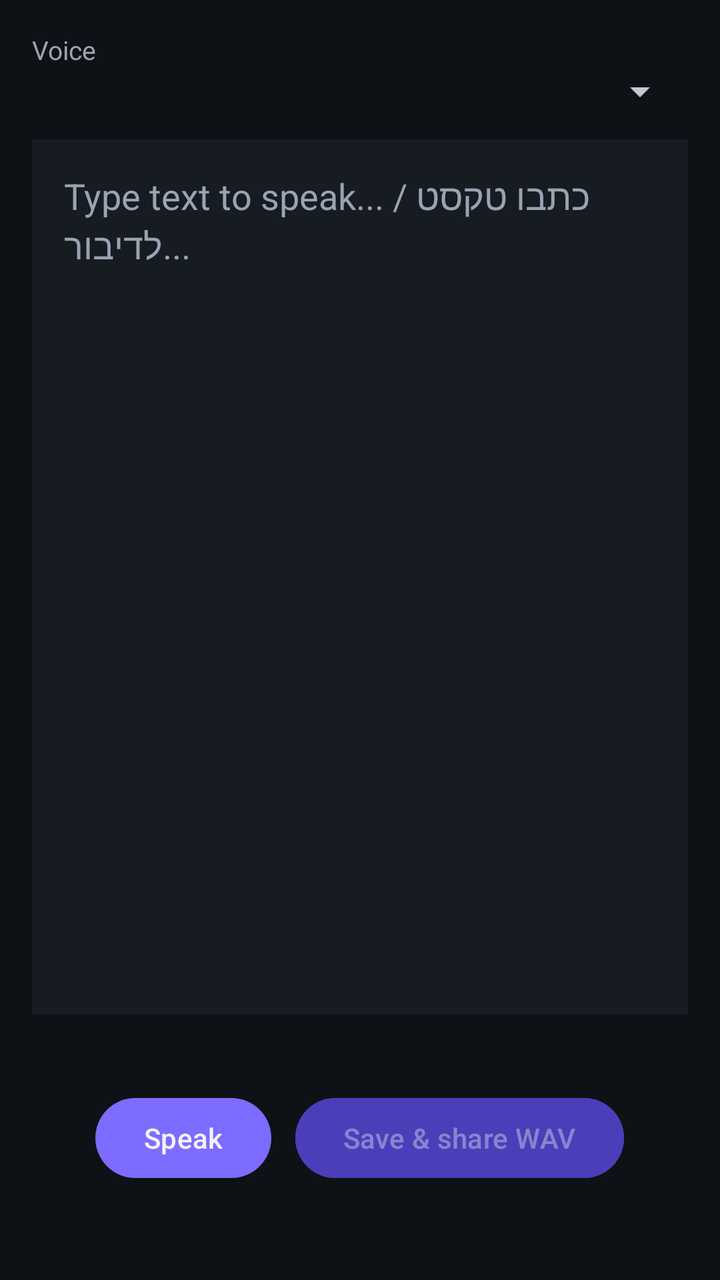
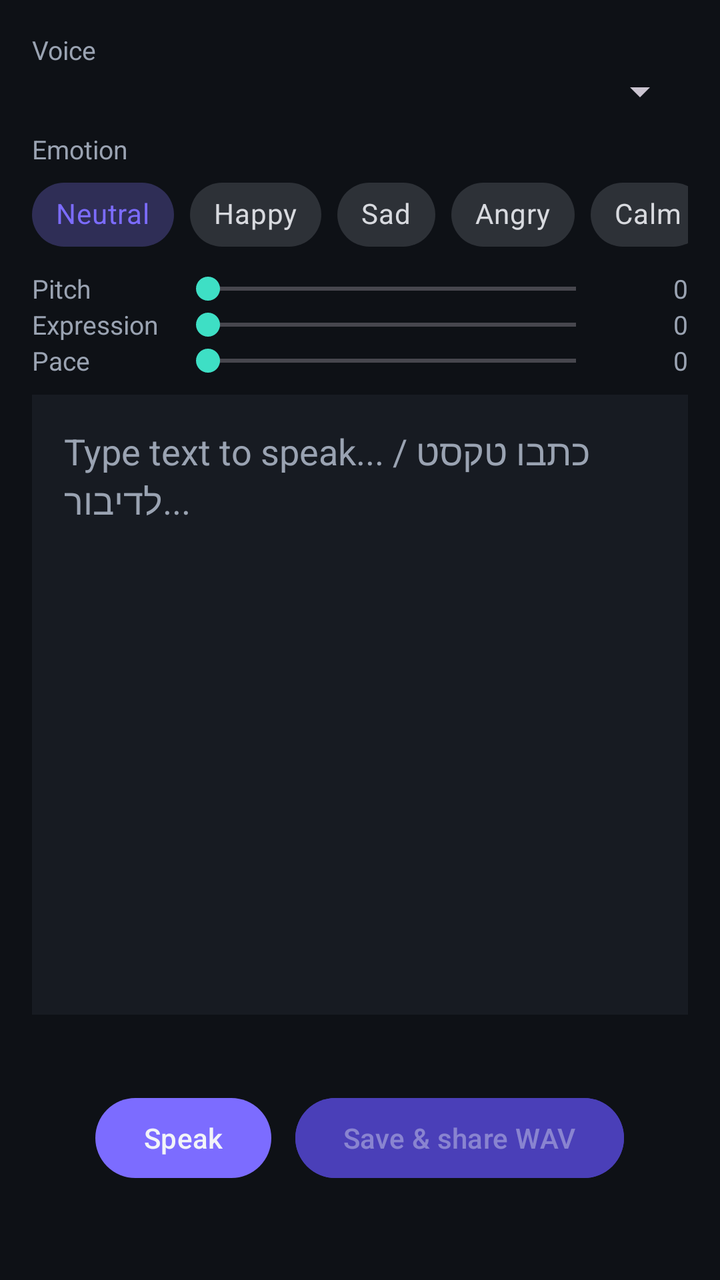

Two renders of the same Android screen: before a commit and after it. Below are the layout's source before the change and the commit's diff.
<!-- AndroidManifest.xml: application theme Theme.VoiceReps -->
<!-- res/layout/fragment_speak.xml -->
<?xml version="1.0" encoding="utf-8"?>
<LinearLayout xmlns:android="http://schemas.android.com/apk/res/android"
    xmlns:app="http://schemas.android.com/apk/res-auto"
    android:layout_width="match_parent" android:layout_height="match_parent"
    android:orientation="vertical" android:padding="16dp">

    <TextView android:layout_width="wrap_content" android:layout_height="wrap_content"
        android:text="Voice" android:textColor="@color/text_secondary" android:textSize="13sp" />
    <Spinner android:id="@+id/voice_spinner" android:layout_width="match_parent"
        android:layout_height="wrap_content" android:layout_marginBottom="12dp" />

    <com.google.android.material.textfield.TextInputEditText android:id="@+id/speak_input"
        android:layout_width="match_parent" android:layout_height="0dp" android:layout_weight="1"
        android:gravity="top" android:hint="Type text to speak... / כתבו טקסט לדיבור..."
        android:background="@color/surface" android:padding="16dp"
        android:textColor="@color/text_primary" android:textColorHint="@color/text_secondary" />

    <TextView android:id="@+id/lang_hint" android:layout_width="wrap_content"
        android:layout_height="wrap_content" android:textColor="@color/teal" android:textSize="13sp"
        android:layout_marginTop="8dp" />

    <LinearLayout android:layout_width="match_parent" android:layout_height="wrap_content"
        android:orientation="horizontal" android:gravity="center" android:layout_marginTop="12dp">
        <Button android:id="@+id/speak_button" android:layout_width="wrap_content"
            android:layout_height="wrap_content" android:text="Speak" android:layout_marginEnd="12dp" />
        <Button android:id="@+id/save_button" android:layout_width="wrap_content"
            android:layout_height="wrap_content" android:text="Save &amp; share WAV"
            android:backgroundTint="@color/accent_dim" android:enabled="false" />
    </LinearLayout>

    <TextView android:id="@+id/speak_status" android:layout_width="wrap_content"
        android:layout_height="wrap_content" android:layout_gravity="center" android:gravity="center"
        android:textColor="@color/text_secondary" android:layout_marginTop="12dp" android:textSize="14sp" />
</LinearLayout>
<!-- resources referenced by this layout -->
<resources>
  <color name="accent_dim">#FF4A3FB8</color>
  <color name="surface">#FF171B22</color>
  <color name="teal">#FF3EDFC5</color>
  <color name="text_primary">#FFF2F4F8</color>
  <color name="text_secondary">#FF9AA3B2</color>
  <style name="Theme.VoiceReps" parent="Theme.Material3.Dark.NoActionBar">
          <item name="colorPrimary">@color/accent</item>
          <item name="colorOnPrimary">@color/text_primary</item>
          <item name="colorSecondary">@color/teal</item>
          <item name="android:colorBackground">@color/bg</item>
          <item name="colorSurface">@color/surface</item>
          <item name="colorOnSurface">@color/text_primary</item>
          <item name="colorOnSurfaceVariant">@color/text_secondary</item>
          <item name="android:statusBarColor">@color/bg</item>
          <item name="android:navigationBarColor">@color/surface</item>
      </style>
  <color name="accent">#FF7C6CFF</color>
  <color name="bg">#FF0E1116</color>
</resources>

<!-- the commit's change to res/layout/fragment_speak.xml (unified diff, before → after) -->
@@ -7,7 +7,61 @@
     <TextView android:layout_width="wrap_content" android:layout_height="wrap_content"
         android:text="Voice" android:textColor="@color/text_secondary" android:textSize="13sp" />
     <Spinner android:id="@+id/voice_spinner" android:layout_width="match_parent"
-        android:layout_height="wrap_content" android:layout_marginBottom="12dp" />
+        android:layout_height="wrap_content" android:layout_marginBottom="8dp" />
+
+    <TextView android:layout_width="wrap_content" android:layout_height="wrap_content"
+        android:text="Emotion" android:textColor="@color/text_secondary" android:textSize="13sp" />
+    <HorizontalScrollView android:layout_width="match_parent" android:layout_height="wrap_content"
+        android:scrollbars="none" android:layout_marginBottom="4dp">
+        <com.google.android.material.chip.ChipGroup android:id="@+id/emotion_chips"
+            android:layout_width="wrap_content" android:layout_height="wrap_content"
+            app:singleLine="true" app:singleSelection="true" app:selectionRequired="true"
+            app:checkedChip="@+id/chip_neutral">
+            <com.google.android.material.chip.Chip android:id="@+id/chip_neutral"
+                style="@style/Widget.MaterialComponents.Chip.Choice" android:layout_width="wrap_content"
+                android:layout_height="wrap_content" android:text="Neutral" />
+            <com.google.android.material.chip.Chip style="@style/Widget.MaterialComponents.Chip.Choice"
+                android:layout_width="wrap_content" android:layout_height="wrap_content" android:text="Happy" />
+            <com.google.android.material.chip.Chip style="@style/Widget.MaterialComponents.Chip.Choice"
+                android:layout_width="wrap_content" android:layout_height="wrap_content" android:text="Sad" />
+            <com.google.android.material.chip.Chip style="@style/Widget.MaterialComponents.Chip.Choice"
+                android:layout_width="wrap_content" android:layout_height="wrap_content" android:text="Angry" />
+            <com.google.android.material.chip.Chip style="@style/Widget.MaterialComponents.Chip.Choice"
+                android:layout_width="wrap_content" android:layout_height="wrap_content" android:text="Calm" />
+            <com.google.android.material.chip.Chip style="@style/Widget.MaterialComponents.Chip.Choice"
+                android:layout_width="wrap_content" android:layout_height="wrap_content" android:text="Excited" />
+            <com.google.android.material.chip.Chip style="@style/Widget.MaterialComponents.Chip.Choice"
+                android:layout_width="wrap_content" android:layout_height="wrap_content" android:text="Whisper" />
+        </com.google.android.material.chip.ChipGroup>
+    </HorizontalScrollView>
+
+    <LinearLayout android:layout_width="match_parent" android:layout_height="wrap_content"
+        android:orientation="horizontal" android:gravity="center_vertical">
+        <TextView android:layout_width="72dp" android:layout_height="wrap_content"
+            android:text="Pitch" android:textColor="@color/text_secondary" android:textSize="13sp" />
+        <SeekBar android:id="@+id/pitch_bar" android:layout_width="0dp" android:layout_weight="1"
+            android:layout_height="wrap_content" />
+        <TextView android:id="@+id/pitch_val" android:layout_width="40dp" android:layout_height="wrap_content"
+            android:gravity="end" android:text="0" android:textColor="@color/text_secondary" android:textSize="13sp" />
+    </LinearLayout>
+    <LinearLayout android:layout_width="match_parent" android:layout_height="wrap_content"
+        android:orientation="horizontal" android:gravity="center_vertical">
+        <TextView android:layout_width="72dp" android:layout_height="wrap_content"
+            android:text="Expression" android:textColor="@color/text_secondary" android:textSize="13sp" />
+        <SeekBar android:id="@+id/expression_bar" android:layout_width="0dp" android:layout_weight="1"
+            android:layout_height="wrap_content" />
+        <TextView android:id="@+id/expression_val" android:layout_width="40dp" android:layout_height="wrap_content"
+            android:gravity="end" android:text="0" android:textColor="@color/text_secondary" android:textSize="13sp" />
+    </LinearLayout>
+    <LinearLayout android:layout_width="match_parent" android:layout_height="wrap_content"
+        android:orientation="horizontal" android:gravity="center_vertical" android:layout_marginBottom="8dp">
+        <TextView android:layout_width="72dp" android:layout_height="wrap_content"
+            android:text="Pace" android:textColor="@color/text_secondary" android:textSize="13sp" />
+        <SeekBar android:id="@+id/pace_bar" android:layout_width="0dp" android:layout_weight="1"
+            android:layout_height="wrap_content" />
+        <TextView android:id="@+id/pace_val" android:layout_width="40dp" android:layout_height="wrap_content"
+            android:gravity="end" android:text="0" android:textColor="@color/text_secondary" android:textSize="13sp" />
+    </LinearLayout>
 
     <com.google.android.material.textfield.TextInputEditText android:id="@+id/speak_input"
         android:layout_width="match_parent" android:layout_height="0dp" android:layout_weight="1"
